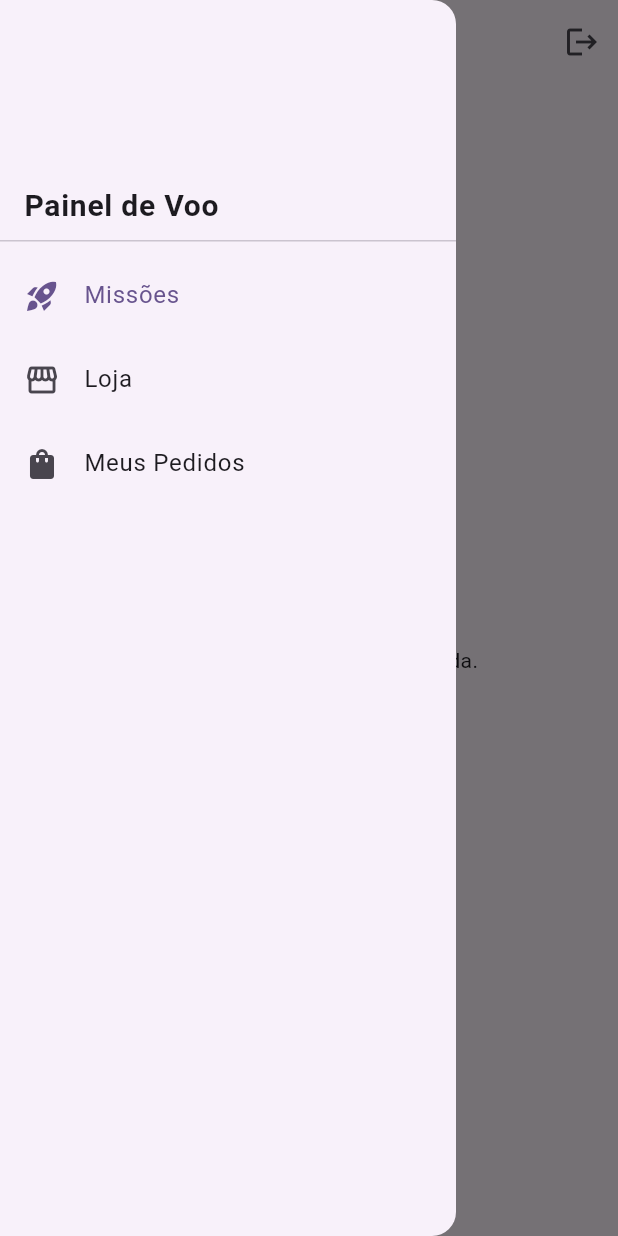
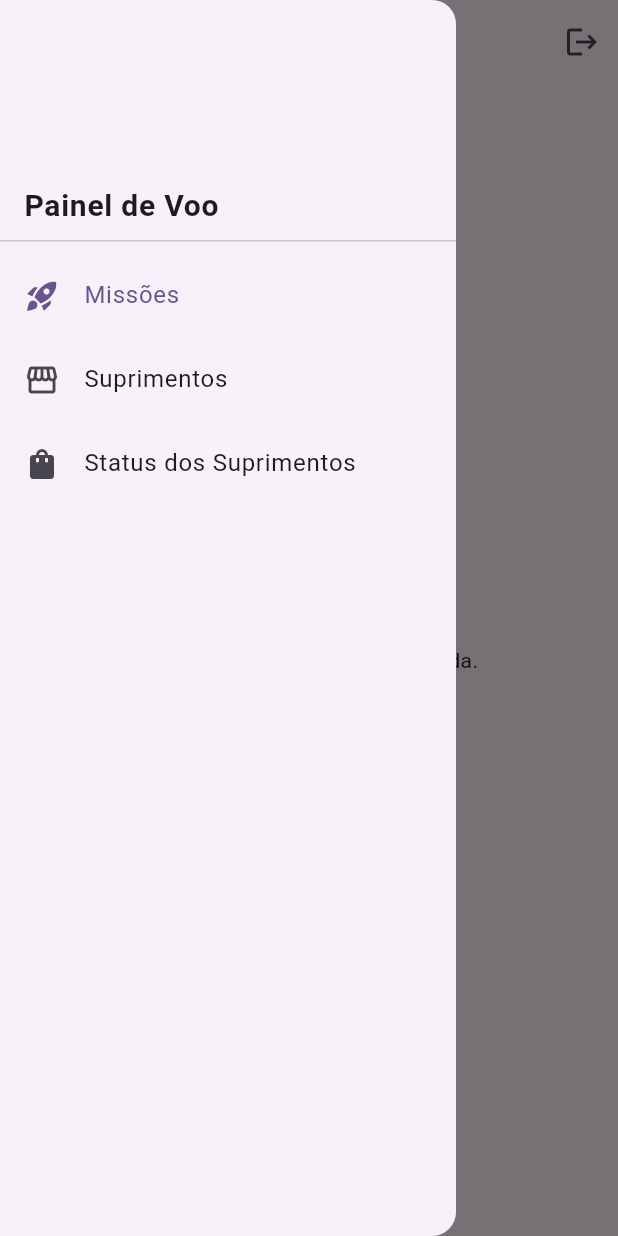
Before and after one commit to diogodcg/spacerout, a Flutter app: the screen it shows once a user with an empty profile is signed in, with the side drawer open, on a phone screen of 412 x 824 dp. Run offline on Flutter 3.47's test engine with Material 3 defaults, Android fonts, the phone set to English and light mode, and no system bars; our stand-ins replace flutter_riverpod, google_sign_in, image_picker, sign_in_with_apple, supabase_flutter; accounts and stored records are empty.

Commit message:
docs: renomeia seções do painel do astronauta
"Loja" -> "Suprimentos" (alinha com o nome do responsável) e
"Meus Pedidos" -> "Status dos Suprimentos" (evita "aprovado", já que
resgate não passa por aprovação, só confirmação de entrega).

Co-Authored-By: Claude Sonnet 5 <noreply@anthropic.com>

```diff
--- a/app/lib/main.dart
+++ b/app/lib/main.dart
@@ -96,8 +96,8 @@ const _painelResponsavelItens = [
 /// suprimentos e histórico dos próprios pedidos.
 const _painelAstronautaItens = [
   _PainelItem('Missões', Icons.rocket_launch, MissoesAstronautaScreen()),
-  _PainelItem('Loja', Icons.storefront, LojaAstronautaScreen()),
-  _PainelItem('Meus Pedidos', Icons.shopping_bag, MeusPedidosScreen()),
+  _PainelItem('Suprimentos', Icons.storefront, LojaAstronautaScreen()),
+  _PainelItem('Status dos Suprimentos', Icons.shopping_bag, MeusPedidosScreen()),
 ];
 
 /// Shell do painel do responsável: além dos 4 itens de navegação, o Drawer
```
Also changed, not shown: 1 other file.
